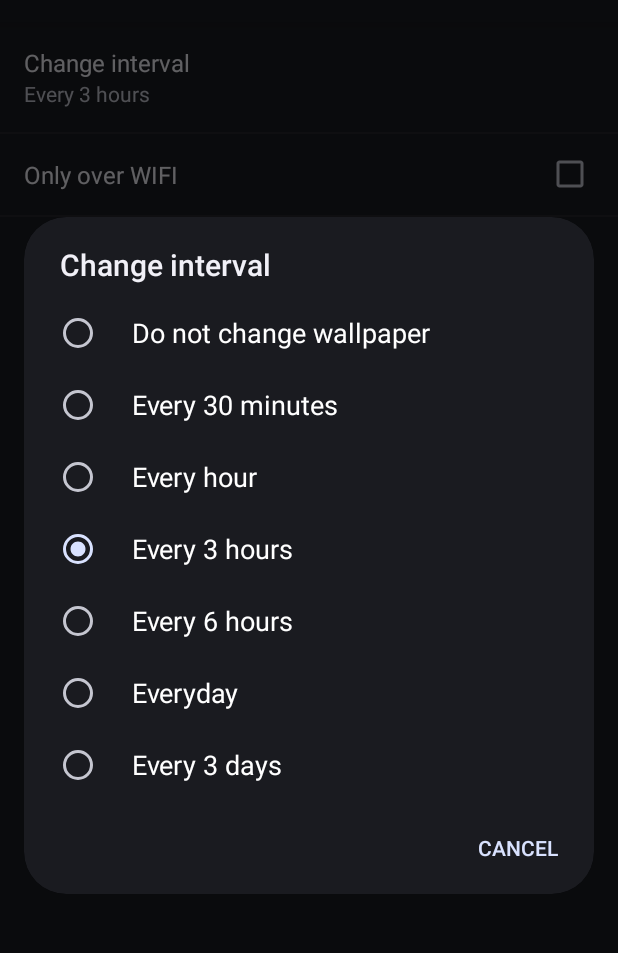
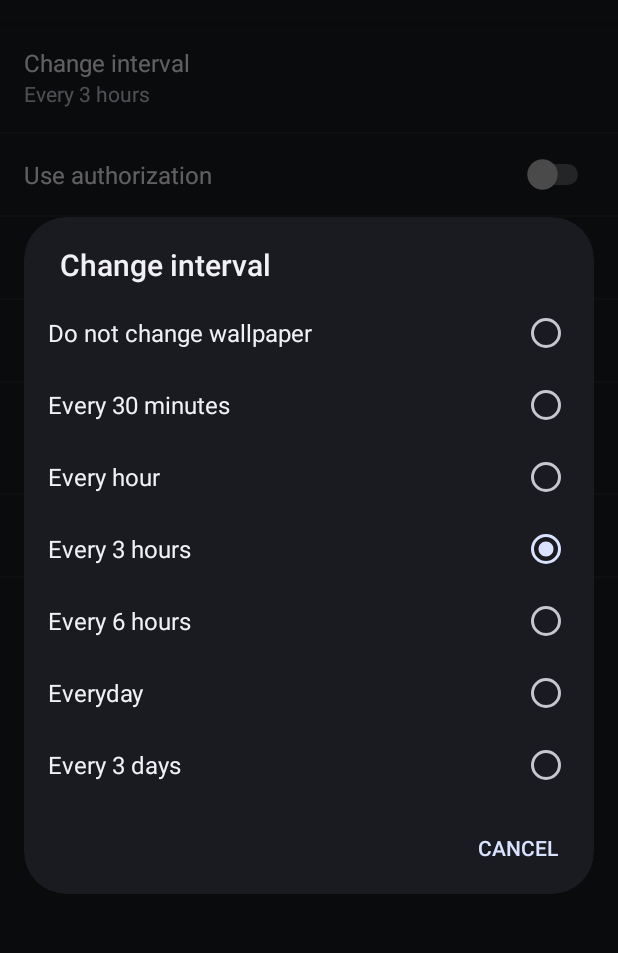
Before and after one commit to dahlia/muzei-pixiv, an Android app: the fragment SettingsFragment shown on its own in the app's theme, after a tap on "Change interval", on a phone screen of 412 x 824 dp, the part 62-1015 px from its top. Run offline under Robolectric (Android 15) with nearby library versions, the phone set to English and light mode, and no system bars.

Commit message:
Add auth related options

```diff
--- a/src/main/java/com/pixiv/muzei/pixivsource/settings/SummariedListPreference.java
+++ b/src/main/java/com/pixiv/muzei/pixivsource/settings/SummariedListPreference.java
@@ -1,20 +1,86 @@
 package com.pixiv.muzei.pixivsource.settings;
 
+import android.app.AlertDialog;
 import android.content.Context;
+import android.content.SharedPreferences;
+import android.content.res.Resources;
 import android.preference.ListPreference;
+import android.preference.PreferenceManager;
 import android.util.AttributeSet;
+import android.view.View;
+import android.view.ViewGroup;
+import android.widget.ArrayAdapter;
+import android.widget.ListAdapter;
+
+import com.pixiv.muzei.pixivsource.R;
+
+import java.util.Arrays;
+import java.util.List;
+
+class SummariedPreferenceAdapter extends ArrayAdapter<CharSequence> {
+
+    private final String key;
+
+    public SummariedPreferenceAdapter(Context context,
+                                      String key,
+                                      CharSequence[] entries) {
+        super(context, android.R.layout.simple_list_item_single_choice, entries);
+        this.key = key;
+    }
+
+    @Override
+    public boolean isEnabled(int position) {
+        if (key.equals("pref_updateMode")) {
+            return isUpdateModeOptionsEnabled(position);
+        }
+        return true;
+    }
+
+    private boolean isUpdateModeOptionsEnabled(int position) {
+        // forceful override item enabled options
+        final Context context = this.getContext();
+        final SharedPreferences preferences =
+                PreferenceManager.getDefaultSharedPreferences(this.getContext());
+        boolean useAuth = preferences.getBoolean("pref_useAuth", false);
+        if (useAuth) {
+            return true;
+        }
+        final Resources resources= context.getResources();
+        List<String> items = Arrays.asList(
+                resources.getStringArray(R.array.pref_updateMode_requireAuthEntries)
+        );
+        String value = resources.getStringArray(R.array.pref_updateMode_entryValues)[position];
+
+        return !items.contains(value);
+    }
+
+    @Override
+    public View getView(int position, View convertView, ViewGroup parent) {
+        View view = super.getView(position, convertView, parent);
+        if (this.isEnabled(position)) {
+            view.setEnabled(true);
+        } else {
+            view.setEnabled(false);
+        }
+        return view;
+    }
+}
 
 public class SummariedListPreference extends ListPreference {
     public SummariedListPreference(Context context, AttributeSet attrs) {
         super(context, attrs);
     }
 
-    public SummariedListPreference(Context context) {
-        super(context);
-    }
-
     @Override
     public CharSequence getSummary() {
         return getEntry();
     }
+
+    @Override
+    protected void onPrepareDialogBuilder(AlertDialog.Builder builder) {
+        ListAdapter adapter =
+                new SummariedPreferenceAdapter(this.getContext(), this.getKey(), getEntries());
+        builder.setAdapter(adapter, this);
+        super.onPrepareDialogBuilder(builder);
+    }
 }
--- a/src/main/res/values/arrays.xml
+++ b/src/main/res/values/arrays.xml
@@ -19,4 +19,22 @@
         <item>1440</item>
         <item>4320</item>
     </string-array>
+    <string-array name="pref_updateMode_entries">
+        <item>Daily ranking</item>
+        <item>Weekly ranking</item>
+        <item>Monthly ranking</item>
+        <item>Follow feed</item>
+        <item>Bookmark images</item>
+    </string-array>
+    <string-array name="pref_updateMode_entryValues">
+        <item>daily_rank</item>
+        <item>weekly_rank</item>
+        <item>monthly_rank</item>
+        <item>follow</item>
+        <item>bookmark</item>
+    </string-array>
+    <string-array name="pref_updateMode_requireAuthEntries">
+        <item>follow</item>
+        <item>bookmark</item>
+    </string-array>
 </resources>
--- a/src/main/res/values/strings.xml
+++ b/src/main/res/values/strings.xml
@@ -23,4 +23,9 @@
     <string name="pref_changeInterval">Change interval</string>
     <string name="pref_changeInterval_default">180</string>
     <string name="pref_onlyWifi">Only over WIFI</string>
+    <string name="pref_useAuth">Use authorization</string>
+    <string name="pref_loginId">Login ID</string>
+    <string name="pref_loginPassword">Login Password</string>
+    <string name="pref_updateMode">Update mode</string>
+    <string name="pref_updateMode_default">daily_rank</string>
 </resources>
--- a/src/main/res/xml/preferences.xml
+++ b/src/main/res/xml/preferences.xml
@@ -8,9 +8,35 @@
         android:entryValues="@array/pref_changeInterval_entryValues"
         android:defaultValue="@string/pref_changeInterval_default"
         android:persistent="true" />
-    <CheckBoxPreference
+    <SwitchPreference
+        android:key="pref_useAuth"
+        android:title="@string/pref_useAuth"
+        android:dialogTitle="@string/pref_useAuth"
+        android:persistent="true" />
+    <EditTextPreference
+        android:key="pref_loginId"
+        android:title="@string/pref_loginId"
+        android:dialogTitle="@string/pref_loginId"
+        android:persistent="true"
+        android:dependency="pref_useAuth" />
+    <EditTextPreference
+        android:key="pref_loginPassword"
+        android:title="@string/pref_loginPassword"
+        android:dialogTitle="@string/pref_loginPassword"
+        android:persistent="true"
+        android:dependency="pref_useAuth"
+        android:password="true" />
+    <com.pixiv.muzei.pixivsource.settings.SummariedListPreference
+        android:key="pref_updateMode"
+        android:title="@string/pref_updateMode"
+        android:dialogTitle="@string/pref_updateMode"
+        android:entries="@array/pref_updateMode_entries"
+        android:entryValues="@array/pref_updateMode_entryValues"
+        android:defaultValue="@string/pref_updateMode_default"
+        android:persistent="true" />
+    <SwitchPreference
         android:key="pref_onlyWifi"
         android:title="@string/pref_onlyWifi"
-        android:dialogTitle="Only over WIFI"
+        android:dialogTitle="@string/pref_onlyWifi"
         android:persistent="true" />
 </PreferenceScreen>
```
